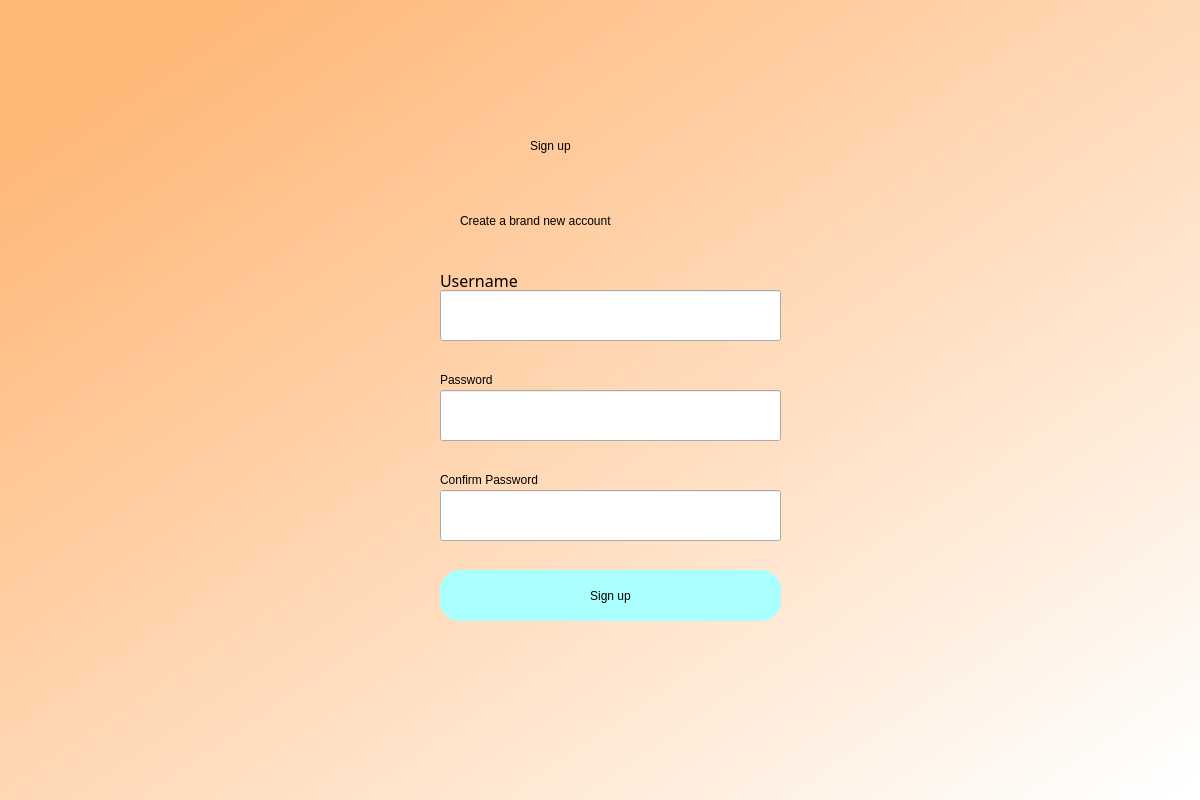
This is signup.ui in cnTalon/READ as Qt 5 draws it before an edit. The edited form follows.
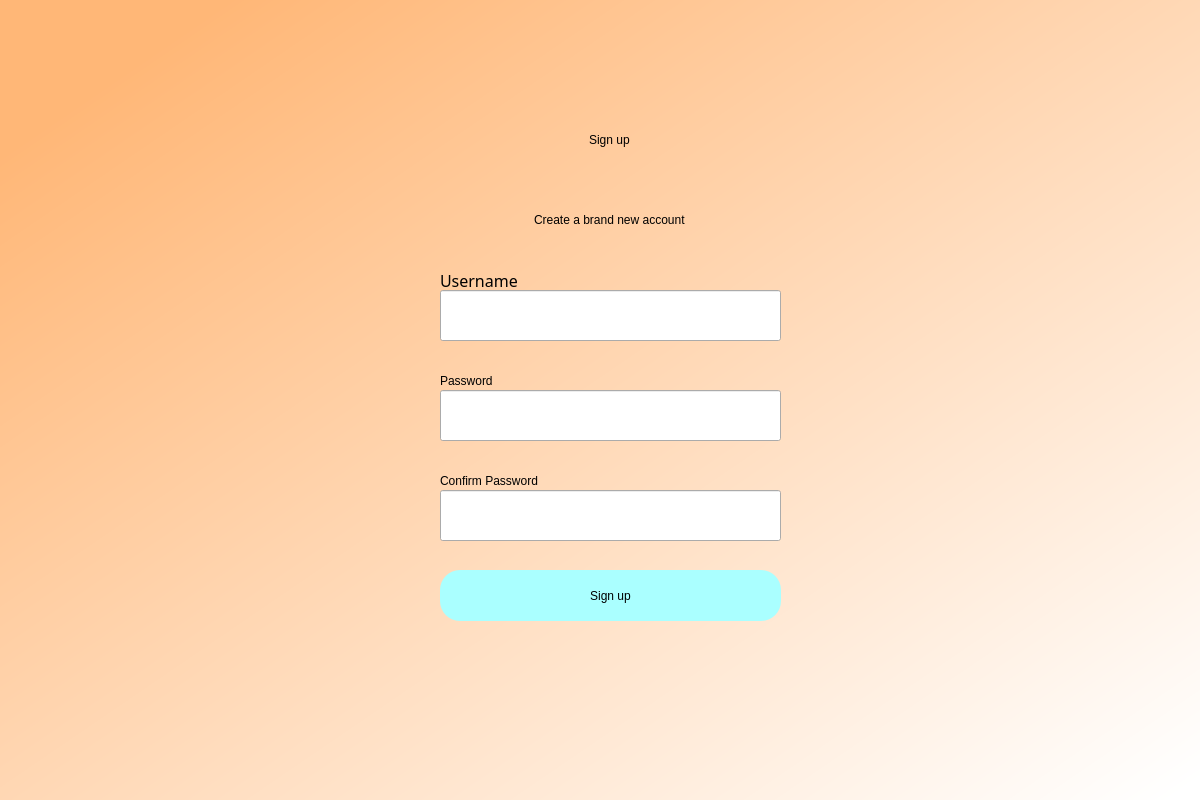
This is the edited form.

Commit message: fixed label sizing

The edit to the form file:
```diff
--- a/signup.ui
+++ b/signup.ui
@@ -26,38 +26,6 @@
     <string notr="true">QWidget#bgwidget{
 background-color:qlineargradient(spread:pad, x1:0.091, y1:0.101636, x2:0.991379, y2:0.977, stop:0 rgb(255, 183, 119), stop:1 rgba(255, 255, 255, 255));}</string>
    </property>
-   <widget class="QLabel" name="label">
-    <property name="geometry">
-     <rect>
-      <x>530</x>
-      <y>110</y>
-      <width>171</width>
-      <height>71</height>
-     </rect>
-    </property>
-    <property name="styleSheet">
-     <string notr="true">font: 36pt &quot;DengXian&quot;; color: rgb(0, 0, 0)</string>
-    </property>
-    <property name="text">
-     <string>Sign up</string>
-    </property>
-   </widget>
-   <widget class="QLabel" name="label_2">
-    <property name="geometry">
-     <rect>
-      <x>460</x>
-      <y>200</y>
-      <width>301</width>
-      <height>41</height>
-     </rect>
-    </property>
-    <property name="styleSheet">
-     <string notr="true">font: 18pt &quot;DengXian&quot;; color: rgb(0, 0, 0)</string>
-    </property>
-    <property name="text">
-     <string>Create a brand new account</string>
-    </property>
-   </widget>
    <widget class="QPushButton" name="signup">
     <property name="geometry">
      <rect>
@@ -102,47 +70,6 @@
      <string notr="true">font: 12pt &quot;DengXian&quot;;</string>
     </property>
    </widget>
-   <widget class="QLabel" name="label_3">
-    <property name="geometry">
-     <rect>
-      <x>440</x>
-      <y>270</y>
-      <width>81</width>
-      <height>20</height>
-     </rect>
-    </property>
-    <property name="font">
-     <font>
-      <family>DengXian</family>
-      <pointsize>12</pointsize>
-      <weight>50</weight>
-      <italic>false</italic>
-      <bold>false</bold>
-     </font>
-    </property>
-    <property name="styleSheet">
-     <string notr="true">font: 12pt &quot;DengXian&quot;;</string>
-    </property>
-    <property name="text">
-     <string>Username</string>
-    </property>
-   </widget>
-   <widget class="QLabel" name="label_4">
-    <property name="geometry">
-     <rect>
-      <x>440</x>
-      <y>370</y>
-      <width>81</width>
-      <height>20</height>
-     </rect>
-    </property>
-    <property name="styleSheet">
-     <string notr="true">font: 12pt &quot;DengXian&quot;;</string>
-    </property>
-    <property name="text">
-     <string>Password</string>
-    </property>
-   </widget>
    <widget class="QLabel" name="errorMsg">
     <property name="geometry">
      <rect>
@@ -160,22 +87,6 @@
      <string/>
     </property>
    </widget>
-   <widget class="QLabel" name="label_5">
-    <property name="geometry">
-     <rect>
-      <x>440</x>
-      <y>470</y>
-      <width>141</width>
-      <height>20</height>
-     </rect>
-    </property>
-    <property name="styleSheet">
-     <string notr="true">font: 12pt &quot;DengXian&quot;;</string>
-    </property>
-    <property name="text">
-     <string>Confirm Password</string>
-    </property>
-   </widget>
    <widget class="QLineEdit" name="confirmpasswordfield">
     <property name="geometry">
      <rect>
@@ -189,6 +100,125 @@
      <string notr="true">font: 12pt &quot;DengXian&quot;;</string>
     </property>
    </widget>
+   <widget class="QWidget" name="verticalLayoutWidget">
+    <property name="geometry">
+     <rect>
+      <x>530</x>
+      <y>100</y>
+      <width>160</width>
+      <height>80</height>
+     </rect>
+    </property>
+    <layout class="QVBoxLayout" name="verticalLayout">
+     <item alignment="Qt::AlignHCenter|Qt::AlignVCenter">
+      <widget class="QLabel" name="label">
+       <property name="styleSheet">
+        <string notr="true">font: 36pt &quot;DengXian&quot;; color: rgb(0, 0, 0)</string>
+       </property>
+       <property name="text">
+        <string>Sign up</string>
+       </property>
+      </widget>
+     </item>
+    </layout>
+   </widget>
+   <widget class="QWidget" name="verticalLayoutWidget_2">
+    <property name="geometry">
+     <rect>
+      <x>440</x>
+      <y>200</y>
+      <width>341</width>
+      <height>41</height>
+     </rect>
+    </property>
+    <layout class="QVBoxLayout" name="verticalLayout_2">
+     <item alignment="Qt::AlignHCenter|Qt::AlignVCenter">
+      <widget class="QLabel" name="label_2">
+       <property name="styleSheet">
+        <string notr="true">font: 18pt &quot;DengXian&quot;; color: rgb(0, 0, 0)</string>
+       </property>
+       <property name="text">
+        <string>Create a brand new account</string>
+       </property>
+      </widget>
+     </item>
+    </layout>
+   </widget>
+   <widget class="QWidget" name="verticalLayoutWidget_3">
+    <property name="geometry">
+     <rect>
+      <x>440</x>
+      <y>270</y>
+      <width>160</width>
+      <height>21</height>
+     </rect>
+    </property>
+    <layout class="QVBoxLayout" name="verticalLayout_3">
+     <item>
+      <widget class="QLabel" name="label_3">
+       <property name="font">
+        <font>
+         <family>DengXian</family>
+         <pointsize>12</pointsize>
+         <weight>50</weight>
+         <italic>false</italic>
+         <bold>false</bold>
+        </font>
+       </property>
+       <property name="styleSheet">
+        <string notr="true">font: 12pt &quot;DengXian&quot;;</string>
+       </property>
+       <property name="text">
+        <string>Username</string>
+       </property>
+      </widget>
+     </item>
+    </layout>
+   </widget>
+   <widget class="QWidget" name="verticalLayoutWidget_4">
+    <property name="geometry">
+     <rect>
+      <x>440</x>
+      <y>370</y>
+      <width>160</width>
+      <height>21</height>
+     </rect>
+    </property>
+    <layout class="QVBoxLayout" name="verticalLayout_4">
+     <item>
+      <widget class="QLabel" name="label_4">
+       <property name="styleSheet">
+        <string notr="true">font: 12pt &quot;DengXian&quot;;</string>
+       </property>
+       <property name="text">
+        <string>Password</string>
+       </property>
+      </widget>
+     </item>
+    </layout>
+   </widget>
+   <widget class="QWidget" name="verticalLayoutWidget_5">
+    <property name="geometry">
+     <rect>
+      <x>440</x>
+      <y>470</y>
+      <width>160</width>
+      <height>21</height>
+     </rect>
+    </property>
+    <layout class="QVBoxLayout" name="verticalLayout_5">
+     <item>
+      <widget class="QLabel" name="label_5">
+       <property name="styleSheet">
+        <string notr="true">font: 12pt &quot;DengXian&quot;;</string>
+       </property>
+       <property name="text">
+        <string>Confirm Password</string>
+       </property>
+      </widget>
+     </item>
+    </layout>
+   </widget>
   </widget>
  </widget>
  <resources/>
```
The commit also changes 8 other files.
